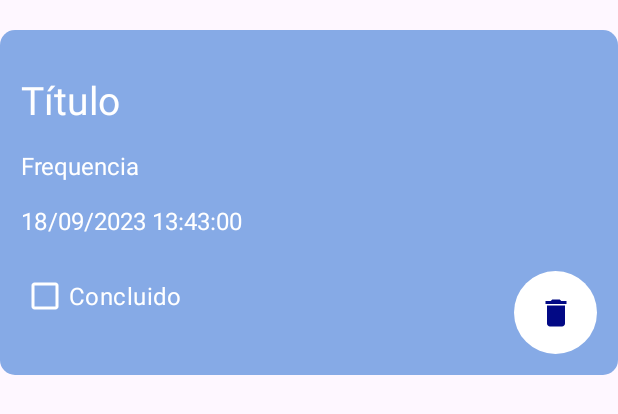
After one commit to jotape-exe/goat-habits, an Android app: the layout component_habit.xml on its own in the app's theme, with its tools: preview values and no code run, on a phone screen of 412 x 824 dp. The commit adds this screen. Shown: the top 414 px of the screen. Run offline under Robolectric (Android 15) with nearby library versions, the phone set to English and light mode, and no system bars.

Commit message:
List and delete features

```diff
--- a/app/src/main/java/com/goat/habits/persistence/GoatHabitsDatabase.java
+++ b/app/src/main/java/com/goat/habits/persistence/GoatHabitsDatabase.java
@@ -44,7 +44,7 @@ public abstract class GoatHabitsDatabase extends RoomDatabase {
                         @Override
                         public void onCreate(@NonNull SupportSQLiteDatabase db) {
                             super.onCreate(db);
-                            //Seta valores default
+                            //Seta valores default para as conquistas
                             db.execSQL(INSERT_DEFAULT_ACHIEVEMENTS);
                         }
                     })
--- /dev/null
+++ b/app/src/main/java/com/goat/habits/ui/listener/HabitListener.java
@@ -0,0 +1,6 @@
+package com.goat.habits.ui.listener;
+
+public interface HabitListener {
+    void onDelete(Long id);
+    void onLongClick(Long id);
+}
--- a/app/src/main/java/com/goat/habits/viewmodel/HabitFragmentViewModel.java
+++ b/app/src/main/java/com/goat/habits/viewmodel/HabitFragmentViewModel.java
@@ -25,7 +25,7 @@ public class HabitFragmentViewModel extends AndroidViewModel {
     private final MutableLiveData<List<HabitModel>> mutableHabitList = new MutableLiveData<>();
 
     //Contexto de uso -> Activity
-    private final LiveData<List<HabitModel>> imutableHabitList = mutableHabitList;
+    public LiveData<List<HabitModel>> habitList = mutableHabitList;
 
 
     public void insert(HabitModel habit){
--- /dev/null
+++ b/app/src/main/res/drawable/icon_delete.xml
@@ -0,0 +1,5 @@
+<vector android:height="24dp" android:tint="#000000"
+    android:viewportHeight="24" android:viewportWidth="24"
+    android:width="24dp" xmlns:android="http://schemas.android.com/apk/res/android">
+    <path android:fillColor="@android:color/white" android:pathData="M6,19c0,1.1 0.9,2 2,2h8c1.1,0 2,-0.9 2,-2V7H6v12zM19,4h-3.5l-1,-1h-5l-1,1H5v2h14V4z"/>
+</vector>
--- /dev/null
+++ b/app/src/main/res/drawable/radius_shape.xml
@@ -0,0 +1,4 @@
+<?xml version="1.0" encoding="utf-8"?>
+<shape xmlns:android="http://schemas.android.com/apk/res/android">
+    <corners android:radius="10dp"/>
+</shape>
--- /dev/null
+++ b/app/src/main/res/layout/component_habit.xml
@@ -0,0 +1,71 @@
+<?xml version="1.0" encoding="utf-8"?>
+<androidx.constraintlayout.widget.ConstraintLayout xmlns:android="http://schemas.android.com/apk/res/android"
+    xmlns:app="http://schemas.android.com/apk/res-auto"
+    xmlns:tools="http://schemas.android.com/tools"
+    android:id="@+id/component_habit"
+    android:layout_width="match_parent"
+    android:layout_height="230dp"
+    android:layout_marginTop="20dp"
+    android:background="@drawable/radius_shape"
+    android:backgroundTint="@color/light_blue"
+    android:padding="14dp">
+
+    <TextView
+        android:id="@+id/textTitle"
+        android:layout_width="wrap_content"
+        android:layout_height="wrap_content"
+        android:text="Título"
+        android:textColor="@color/white"
+        android:textSize="26sp"
+        app:layout_constraintBottom_toTopOf="@id/textFrequencyComponent"
+        app:layout_constraintStart_toStartOf="parent"
+        app:layout_constraintTop_toTopOf="parent" />
+
+    <TextView
+        android:id="@+id/textFrequencyComponent"
+        android:layout_width="wrap_content"
+        android:layout_height="wrap_content"
+        android:text="Frequencia"
+        android:textColor="@color/white"
+        android:textSize="16sp"
+        app:layout_constraintBottom_toTopOf="@id/textStartDate"
+        app:layout_constraintStart_toStartOf="parent"
+        app:layout_constraintTop_toBottomOf="@+id/textTitle" />
+
+    <TextView
+        android:id="@+id/textStartDate"
+        android:layout_width="wrap_content"
+        android:layout_height="wrap_content"
+        android:text="18/09/2023 13:43:00"
+        android:textColor="@color/white"
+        android:textSize="16sp"
+        app:layout_constraintBottom_toTopOf="@+id/checkDone"
+        app:layout_constraintStart_toStartOf="parent"
+        app:layout_constraintTop_toBottomOf="@+id/textFrequencyComponent" />
+
+    <CheckBox
+        android:id="@+id/checkDone"
+        android:layout_width="wrap_content"
+        android:layout_height="wrap_content"
+        android:buttonTint="@color/white"
+        android:text="Concluido"
+        android:textColor="@color/white"
+        android:textSize="16sp"
+        app:layout_constraintBottom_toBottomOf="parent"
+        app:layout_constraintStart_toStartOf="parent"
+        app:layout_constraintTop_toBottomOf="@id/textStartDate" />
+
+    <ImageButton
+        android:id="@+id/imageButtonDelete"
+        android:layout_width="55dp"
+        android:layout_height="55dp"
+        android:background="@drawable/rounded_shape"
+        android:backgroundTint="@color/white"
+        android:contentDescription="Delete habit"
+        android:src="@drawable/icon_delete"
+        app:layout_constraintBottom_toBottomOf="parent"
+        app:layout_constraintEnd_toEndOf="parent"
+        app:tint="@color/dark_blue" />
+
+
+</androidx.constraintlayout.widget.ConstraintLayout>
```
Also changed, not shown: app/src/main/java/com/goat/habits/HabitManagerActivity.java (+25 -1 lines), app/src/main/java/com/goat/habits/persistence/model/HabitModel.java (+18 -0 lines), app/src/main/java/com/goat/habits/ui/HabitFragment.java (+44 -2 lines), app/src/main/java/com/goat/habits/ui/adapter/HabitAdapter.java (added, +55 -0 lines), app/src/main/java/com/goat/habits/ui/viewholder/HabitViewHolder.java (added, +49 -0 lines), app/src/main/res/layout/fragment_habit.xml (+6 -1 lines).
